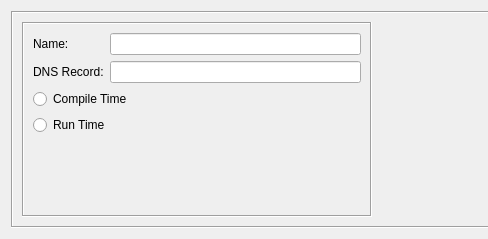
Above: src/libgui/dnsnamedialog_q.ui from fwbuilder/fwbuilder before the change; both pictures show x 0 to 488 and y 0 to 239 of the 712 by 239 pixel window. Below: the same form after it.
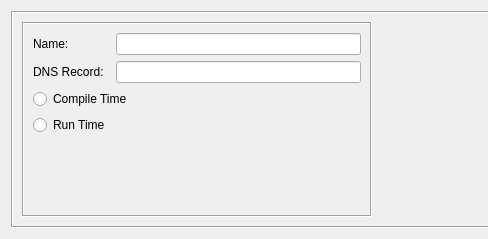
That is the form after the change. Custom widgets are drawn as their Qt base class.

Commit message: see #2536 avoiding FormLayout since it seems to be broken in older Qt

What changed in the file:
```diff
--- a/src/libgui/dnsnamedialog_q.ui
+++ b/src/libgui/dnsnamedialog_q.ui
@@ -49,7 +49,7 @@
         <property name="frameShadow">
          <enum>QFrame::Sunken</enum>
         </property>
-        <layout class="QFormLayout" name="formLayout">
+        <layout class="QGridLayout" name="gridLayout">
          <item row="0" column="0">
           <widget class="QLabel" name="textLabel1">
            <property name="text">
@@ -117,13 +117,26 @@
            </property>
           </widget>
          </item>
-         <item row="3" column="0" colspan="2">
+         <item row="3" column="0">
           <widget class="QRadioButton" name="r_runtime">
            <property name="text">
             <string>Run Time</string>
            </property>
           </widget>
          </item>
+         <item row="4" column="0">
+          <spacer name="verticalSpacer">
+           <property name="orientation">
+            <enum>Qt::Vertical</enum>
+           </property>
+           <property name="sizeHint" stdset="0">
+            <size>
+             <width>20</width>
+             <height>66</height>
+            </size>
+           </property>
+          </spacer>
+         </item>
         </layout>
        </widget>
       </item>
```
The commit also changes 19 other files.
